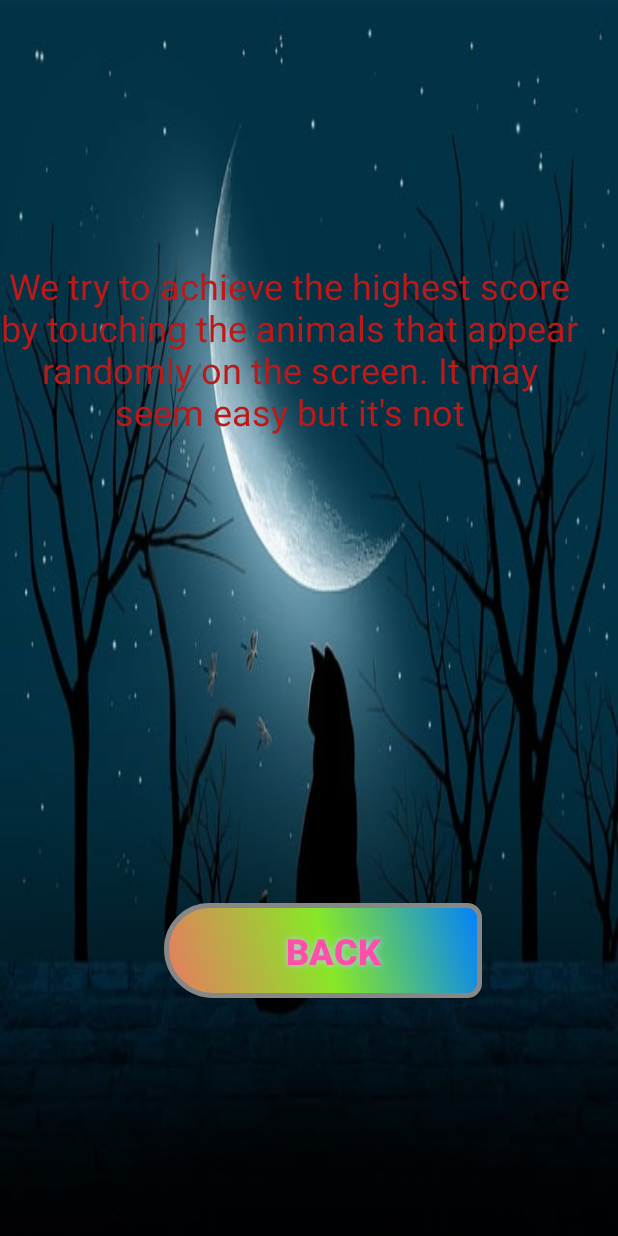
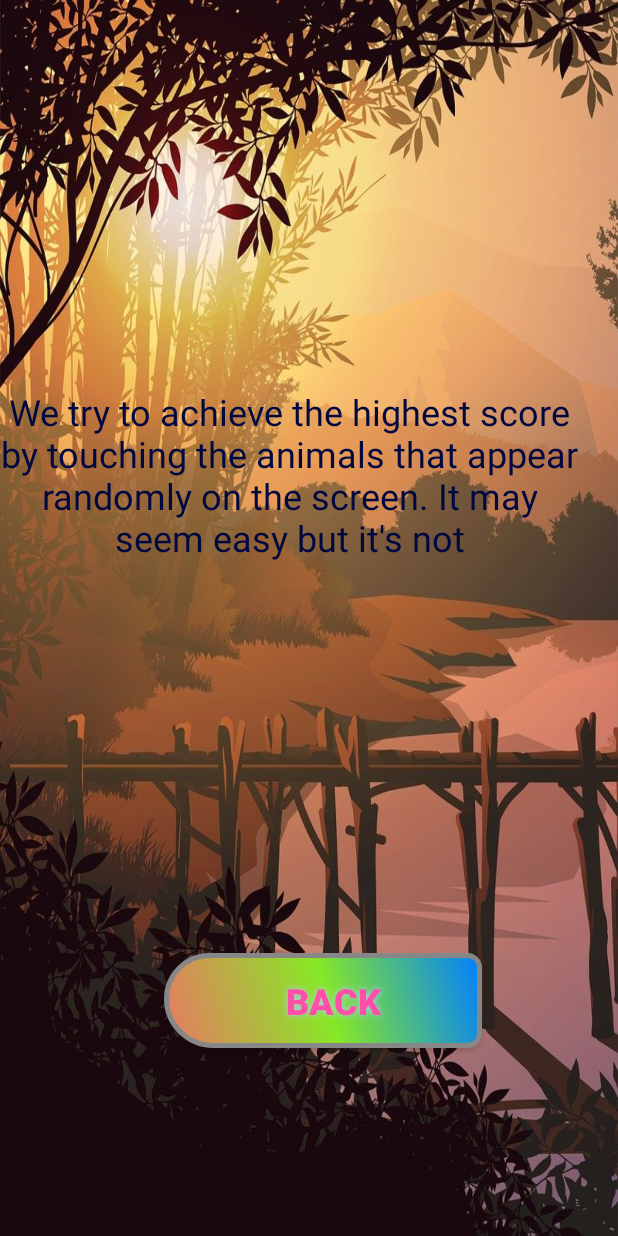
Before and after one commit to Emre50/CatchTheAnimals, an Android app: the InfoPage screen opened directly, with no data from a screen before it, on a phone screen of 412 x 824 dp. Run offline under Robolectric (Android 15) with nearby library versions, the phone set to English and light mode, and no system bars.

Commit message:
background updated

```diff
--- a/app/src/main/res/layout/activity_main2.xml
+++ b/app/src/main/res/layout/activity_main2.xml
@@ -5,7 +5,7 @@
     android:layout_width="match_parent"
     android:layout_height="match_parent"
     tools:context=".HomePage"
-    android:background="@drawable/moon"
+    android:background="@drawable/sunset"
     >
 
 
@@ -70,8 +70,8 @@
         android:textSize="34sp"
         app:layout_constraintBottom_toBottomOf="parent"
         app:layout_constraintEnd_toEndOf="parent"
-        app:layout_constraintHorizontal_bias="0.608"
+        app:layout_constraintHorizontal_bias="0.67"
         app:layout_constraintStart_toStartOf="parent"
         app:layout_constraintTop_toTopOf="parent"
-        app:layout_constraintVertical_bias="0.098" />
+        app:layout_constraintVertical_bias="0.228" />
 </androidx.constraintlayout.widget.ConstraintLayout>
--- a/app/src/main/res/layout/activity_main3.xml
+++ b/app/src/main/res/layout/activity_main3.xml
@@ -5,7 +5,7 @@
     android:layout_width="match_parent"
     android:layout_height="match_parent"
     tools:context=".InfoPage"
-    android:background="@drawable/background">
+    android:background="@drawable/sunset">
 
     <TextView
         android:id="@+id/textView2"
@@ -13,12 +13,12 @@
         android:layout_height="189dp"
         android:text="We try to achieve the highest score by touching the animals that appear randomly on the screen. It may seem easy but it's not"
         android:textAlignment="center"
-        android:textColor="#BD1919"
+        android:textColor="#010740"
         android:textSize="24sp"
         app:layout_constraintBottom_toBottomOf="parent"
         app:layout_constraintTop_toTopOf="parent"
-        app:layout_constraintVertical_bias="0.274"
-        tools:layout_editor_absoluteX="19dp" />
+        app:layout_constraintVertical_bias="0.406"
+        tools:layout_editor_absoluteX="16dp" />
 
     <androidx.appcompat.widget.AppCompatButton
         android:id="@+id/button2"
```
